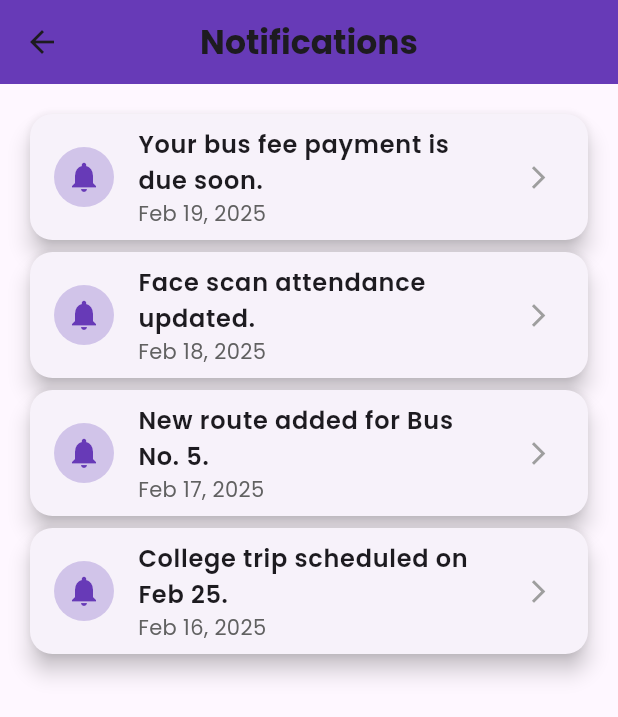
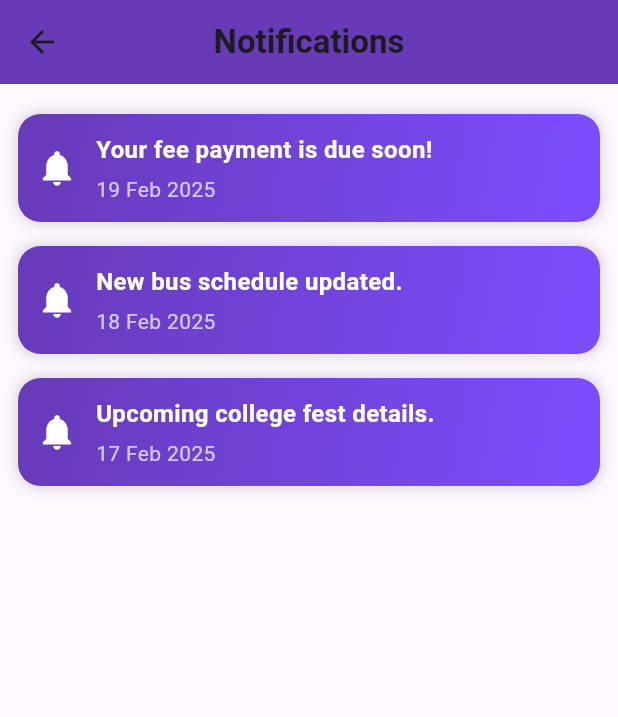
Before and after one commit to payal440/my_first_app, a Flutter app: the ViewNotificationsPage screen opened by its route, on a phone screen of 412 x 824 dp. Shown: the top 717 px of the screen. Run offline on Flutter 3.47's test engine with Material 3 defaults, Android fonts, the phone set to English and light mode, and no system bars; drawn by our look-alikes of flutter_slidable; our stand-ins replace google_fonts.

Commit message:
Updated sign_up.dart file

```diff
--- a/lib/dashboard.dart
+++ b/lib/dashboard.dart
@@ -86,10 +86,8 @@ class _DashboardCardState extends State<DashboardCard> {
       onTapDown: (_) => setState(() => isTapped = true),
       onTapUp: (_) => setState(() => isTapped = false),
       onTap: () {
-        if (widget.item.route == '/pay-fees') {
-          // ✅ Pay Fees button click karein to '/pay-fees' page open ho
-          Navigator.pushNamed(context, widget.item.route);
-        }
+        // ✅ Navigate to the selected page
+        Navigator.pushNamed(context, widget.item.route);
       },
       child: AnimatedContainer(
         duration: Duration(milliseconds: 200),
--- a/lib/loginscreen.dart
+++ b/lib/loginscreen.dart
@@ -1,5 +1,4 @@
 import 'package:flutter/material.dart';
-import 'package:google_fonts/google_fonts.dart';
 
 class LoginPage extends StatefulWidget {
   @override
--- a/lib/view_notification.dart
+++ b/lib/view_notification.dart
@@ -1,72 +1,108 @@
 import 'package:flutter/material.dart';
-import 'package:google_fonts/google_fonts.dart';
+import 'package:flutter_slidable/flutter_slidable.dart';
+import 'package:my_first_app/view_notification.dart';
 
-class ViewNotificationsPage extends StatefulWidget {
-  @override
-  _ViewNotificationsPageState createState() => _ViewNotificationsPageState();
-}
-
-class _ViewNotificationsPageState extends State<ViewNotificationsPage> {
-  List<Map<String, String>> notifications = [
-    {"date": "Feb 19, 2025", "message": "Your bus fee payment is due soon."},
-    {"date": "Feb 18, 2025", "message": "Face scan attendance updated."},
-    {"date": "Feb 17, 2025", "message": "New route added for Bus No. 5."},
-    {"date": "Feb 16, 2025", "message": "College trip scheduled on Feb 25."},
+class ViewNotificationsPage extends StatelessWidget {
+  final List<Map<String, String>> notifications = [
+    {"date": "19 Feb 2025", "message": "Your fee payment is due soon!"},
+    {"date": "18 Feb 2025", "message": "New bus schedule updated."},
+    {"date": "17 Feb 2025", "message": "Upcoming college fest details."},
   ];
-
-  Future<void> _refreshNotifications() async {
-    await Future.delayed(Duration(seconds: 2)); // Simulate fetching new data
-    setState(() {
-      notifications.insert(0, {
-        "date": "Feb 19, 2025",
-        "message": "New notification added dynamically!",
-      });
-    });
-  }
 
   @override
   Widget build(BuildContext context) {
     return Scaffold(
       appBar: AppBar(
         title: Text(
-          'Notifications',
-          style: GoogleFonts.poppins(fontWeight: FontWeight.bold),
+          "Notifications",
+          style: TextStyle(fontWeight: FontWeight.bold),
         ),
         centerTitle: true,
         backgroundColor: Colors.deepPurple,
+        elevation: 0,
       ),
-      body: RefreshIndicator(
-        onRefresh: _refreshNotifications,
-        child: ListView.builder(
-          padding: EdgeInsets.all(16),
-          itemCount: notifications.length,
-          itemBuilder: (context, index) {
-            return _buildNotificationCard(notifications[index]);
-          },
+      body: ListView.builder(
+        padding: EdgeInsets.all(12),
+        itemCount: notifications.length,
+        itemBuilder: (context, index) {
+          return SlideNotificationCard(
+            title: notifications[index]["message"]!,
+            date: notifications[index]["date"]!,
+          );
+        },
+      ),
+    );
+  }
+}
+
+// 🔹 Custom Notification Card with Slide to Delete Feature
+class SlideNotificationCard extends StatelessWidget {
+  final String title;
+  final String date;
+
+  SlideNotificationCard({required this.title, required this.date});
+
+  @override
+  Widget build(BuildContext context) {
+    return Slidable(
+      endActionPane: ActionPane(
+        motion: StretchMotion(),
+        children: [
+          SlidableAction(
+            onPressed: (context) {
+              // TODO: Implement delete action (if needed)
+              ScaffoldMessenger.of(context).showSnackBar(
+                SnackBar(content: Text("Notification dismissed!")),
+              );
+            },
+            backgroundColor: Colors.red,
+            foregroundColor: Colors.white,
+            icon: Icons.delete,
+            label: "Dismiss",
+          ),
+        ],
+      ),
+      child: Container(
+        margin: EdgeInsets.symmetric(vertical: 8),
+        padding: EdgeInsets.all(12),
+        decoration: BoxDecoration(
+          borderRadius: BorderRadius.circular(15),
+          gradient: LinearGradient(
+            colors: [Colors.deepPurple, Colors.deepPurpleAccent],
+            begin: Alignment.topLeft,
+            end: Alignment.bottomRight,
+          ),
+          boxShadow: [
+            BoxShadow(color: Colors.black12, blurRadius: 5, spreadRadius: 2),
+          ],
+        ),
+        child: Row(
+          children: [
+            Icon(Icons.notifications, color: Colors.white, size: 28),
+            SizedBox(width: 12),
+            Expanded(
+              child: Column(
+                crossAxisAlignment: CrossAxisAlignment.start,
+                children: [
+                  Text(
+                    title,
+                    style: TextStyle(
+                      fontSize: 16,
+                      fontWeight: FontWeight.bold,
+                      color: Colors.white,
+                    ),
+                  ),
+                  SizedBox(height: 5),
+                  Text(
+                    date,
+                    style: TextStyle(fontSize: 14, color: Colors.white70),
+                  ),
+                ],
+              ),
+            ),
+          ],
         ),
       ),
     );
   }
-
-  Widget _buildNotificationCard(Map<String, String> notification) {
-    return Card(
-      elevation: 6,
-      shape: RoundedRectangleBorder(borderRadius: BorderRadius.circular(15)),
-      child: ListTile(
-        leading: CircleAvatar(
-          backgroundColor: Colors.deepPurple.shade100,
-          child: Icon(Icons.notifications, color: Colors.deepPurple),
-        ),
-        title: Text(
-          notification["message"]!,
-          style: GoogleFonts.poppins(fontSize: 16, fontWeight: FontWeight.w600),
-        ),
-        subtitle: Text(
-          notification["date"]!,
-          style: GoogleFonts.poppins(fontSize: 14, color: Colors.grey[700]),
-        ),
-        trailing: Icon(Icons.arrow_forward_ios, size: 18, color: Colors.grey),
-      ),
-    );
-  }
 }
--- a/pubspec.yaml
+++ b/pubspec.yaml
@@ -30,7 +30,8 @@ environment:
 dependencies:
   flutter:
     sdk: flutter
-  google_fonts: ^6.1.0   # Use latest stable version
+  flutter_slidable: ^4.0.0
+  google_fonts: ^6.2.1   # Use latest stable version
 
 
     #cupertino_icons: ^1.0.2
```
Also changed, not shown: lib/View_Attendance.dart (added, +75 -0 lines), lib/help.dart (added, +111 -0 lines), lib/main.dart (+5 -3 lines), pubspec.lock.
